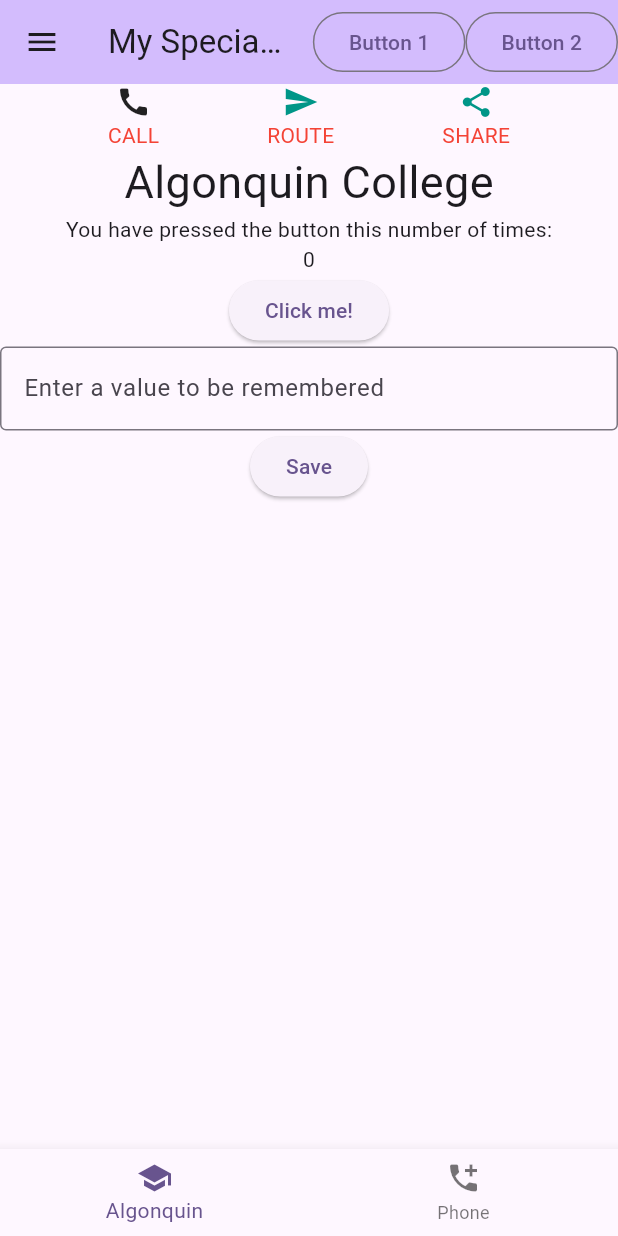
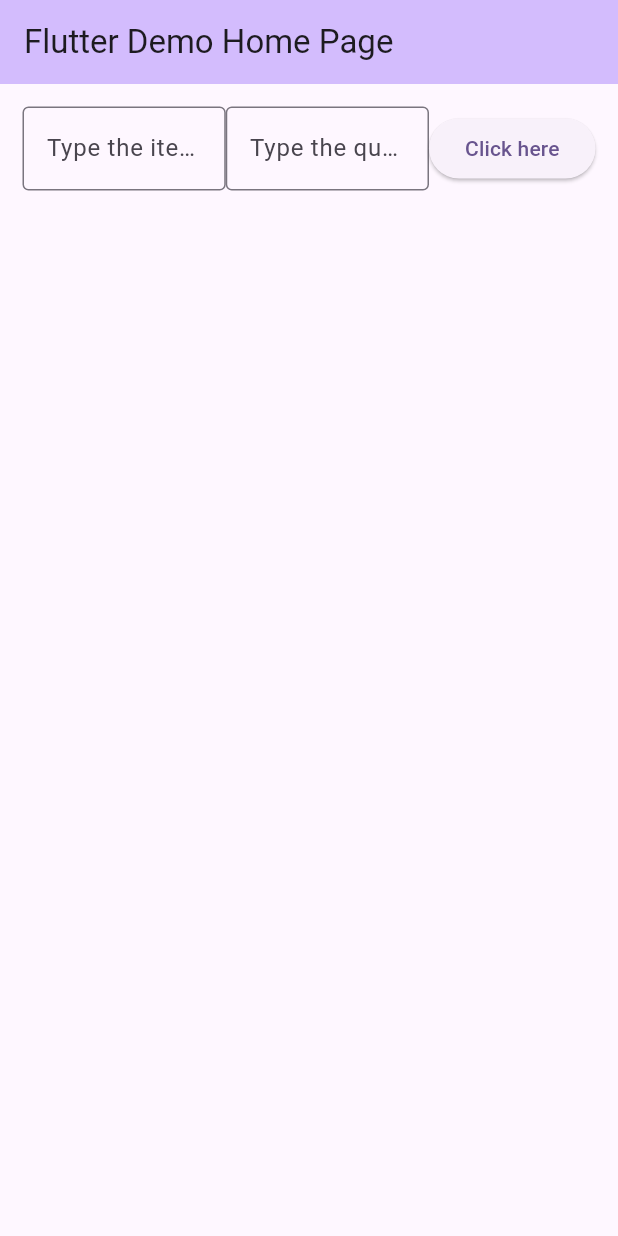
Before and after one commit to Alex-1909-DN/lab8, a Flutter app: the screen it shows after launch, on a phone screen of 412 x 824 dp. Run offline on Flutter 3.47's test engine with Material 3 defaults, Android fonts, the phone set to English and light mode, and no system bars.

Commit message:
Revert "first"
This reverts commit a145cd2e0edb015a20669e10748355e7aca6f21e.

```diff
--- a/lib/data_repo.dart
+++ /dev/null
@@ -1,4 +0,0 @@
-class DataRepository {
-  static String loginName = "Guest";
-  static int age = 18;
-}
--- a/lib/main.dart
+++ b/lib/main.dart
@@ -1,30 +1,23 @@
-import 'package:encrypted_shared_preferences/encrypted_shared_preferences.dart';
 import 'package:flutter/material.dart';
-import 'package:lab1/data_repo.dart';
-import 'package:lab1/second_page.dart';
-import 'package:shared_preferences/shared_preferences.dart';
-import 'package:url_launcher/url_launcher.dart';
 
-void main() {
+Future<void> main() async {
   runApp(const MyApp());
 }
 
 class MyApp extends StatelessWidget {
   const MyApp({super.key});
 
+  // This widget is the root of your application.
   @override
   Widget build(BuildContext context) {
     return MaterialApp(
-        debugShowCheckedModeBanner: false,
       title: 'Flutter Demo',
       theme: ThemeData(
         colorScheme: ColorScheme.fromSeed(seedColor: Colors.deepPurple),
         useMaterial3: true,
       ),
-        home: const MyHomePage(title: 'My Special App'),
-        routes: {
-          '/second': (context) => SecondPage(),
-        });
+      home: const MyHomePage(title: 'Flutter Demo Home Page'),
+    );
   }
 }
 
@@ -38,176 +31,118 @@ class MyHomePage extends StatefulWidget {
 }
 
 class _MyHomePageState extends State<MyHomePage> {
-  int _counter = 0;
-  int numCounter = 0;
-  var isChecked = false;
-  final TextEditingController _num1 = TextEditingController();
-  // final TextEditingController _num2 = TextEditingController();
+  final TextEditingController _item = TextEditingController();
+  final TextEditingController _quantity = TextEditingController();
+  final List<String> _itemList = [];
+  final List<String> _quantityList = [];
 
-  @override
-  void initState() {
-    super.initState();
-    _loadCounter();
-    loadData();
+  void _addItem() {
+    if (_item.text.isNotEmpty && _quantity.text.isNotEmpty) {
+      setState(() {
+        _itemList.add(_item.text);
+        _quantityList.add(_quantity.text);
+      });
+      _item.clear();
+      _quantity.clear();
+    }
   }
 
-  /// Load the initial counter value from persistent storage on start,
-  /// or fallback to 0 if it doesn't exist.
-  Future<void> _loadCounter() async {
-    final prefs = await SharedPreferences.getInstance();
+  void _removeItem(int index) {
+    showDialog(
+      context: context,
+      builder: (context) => AlertDialog(
+        title: const Text('Remove Item?'),
+        content: const Text('Do you want to remove this item?'),
+        actions: [
+          TextButton(
+            onPressed: () {
+              Navigator.pop(context);
+            },
+            child: const Text('No'),
+          ),
+          TextButton(
+            onPressed: () {
               setState(() {
-      _counter = prefs.getInt('counter') ?? 0;
+                _itemList.removeAt(index);
+                _quantityList.removeAt(index);
               });
-  }
-
-  void loadData() {
-    EncryptedSharedPreferences esp = EncryptedSharedPreferences();
-    esp.getString('mydata').then((String value) {
-      setState(() {
-        _num1.text = value;
-      });
-
-      /// Prints Hello, World!
-    });
-  }
-
-  /// After a click, increment the counter state and
-  /// asynchronously save it to persistent storage.
-  Future<void> _incrementCounter() async {
-    final prefs = await SharedPreferences.getInstance();
-    setState(() {
-      _counter = (prefs.getInt('counter') ?? 0) + 1;
-      prefs.setInt('counter', _counter);
-    });
-  }
-
-  // void _incrementCounter() {
-  //   setState(() {
-  //     _counter++;
-  //   });
-  // }
-
-  Widget ListPage() {
-    return Column();
+              Navigator.pop(context);
+            },
+            child: const Text('Yes'),
+          )
+        ],
+      ),
+    );
   }
 
   @override
   Widget build(BuildContext context) {
     return Scaffold(
-      drawer: Drawer(
-        child: Text("This is the drawer section!"),
-      ),
       appBar: AppBar(
-        actions: [
-          OutlinedButton(
-              onPressed: () {
-                Navigator.pushNamed(context, '/second');
-              },
-              child: Text("Button 1")),
-          OutlinedButton(
-              onPressed: () {
-                Navigator.pushNamed(context, '/third');
-              },
-              child: Text("Button 2"))
-        ],
+        // TRY THIS: Try changing the color here to a specific color (to
+        // Colors.amber, perhaps?) and trigger a hot reload to see the AppBar
+        // change color while the other colors stay the same.
         backgroundColor: Theme.of(context).colorScheme.inversePrimary,
+        // Here we take the value from the MyHomePage object that was created by
+        // the App.build method, and use it to set our appbar title.
         title: Text(widget.title),
       ),
       body: Center(
-        child: Column(children: [
-          Row(
-            mainAxisAlignment: MainAxisAlignment.spaceEvenly,
+        child: Column(
+          crossAxisAlignment: CrossAxisAlignment.center,
+          children: <Widget>[
+            Padding(
+              padding: const EdgeInsets.symmetric(horizontal: 15, vertical: 15),
+              child: Row(
+                mainAxisAlignment: MainAxisAlignment.spaceAround,
                 children: [
-              Column(
-                children: [
-                  const Icon(Icons.call),
-                  Text(
-                    "Call".toUpperCase(),
-                    style: const TextStyle(color: Colors.red),
-                  )
+                  Expanded(
+                    child: TextField(
+                      controller: _item,
+                      decoration: const InputDecoration(
+                          hintText: "Type the item here",
+                          border: OutlineInputBorder()),
+                    ),
+                  ),
+                  Expanded(
+                    child: TextField(
+                      controller: _quantity,
+                      decoration: const InputDecoration(
+                        hintText: "Type the quantity here",
+                        border: OutlineInputBorder(),
+                      ),
+                      keyboardType: TextInputType.number,
+                    ),
+                  ),
+                  ElevatedButton(
+                    onPressed: _addItem,
+                    child: const Text('Click here'),
+                  ),
                 ],
               ),
-              Column(
+            ),
+            Expanded(
+              child: _itemList.isEmpty
+                  ? const Center(child: Text(' '))
+                  : ListView.builder(
+                      itemCount: _itemList.length,
+                      itemBuilder: (context, index) {
+                        return GestureDetector(
+                          child: Row(
+                            mainAxisAlignment: MainAxisAlignment.spaceAround,
                             children: [
-                  const Icon(
-                    Icons.send,
-                    color: Colors.teal,
+                              Text(
+                                '${index + 1}: ${_itemList[index]} quantity: ${_quantityList[index]}',
                               ),
-                  Text(
-                    "Route".toUpperCase(),
-                    style: const TextStyle(color: Colors.red),
-                  )
                             ],
                           ),
-              Column(
-                children: [
-                  const Icon(
-                    Icons.share,
-                    color: Colors.teal,
+                          onLongPress: () => _removeItem(index),
+                        );
+                      },
                     ),
-                  Text("Share".toUpperCase(),
-                      style: const TextStyle(color: Colors.red))
-                ],
-              )
+            ),
           ],
         ),
-          Stack(
-            alignment: AlignmentDirectional.bottomCenter,
-            children: [
-              Text(
-                "Algonquin College",
-                style: TextStyle(fontSize: 30.0),
-              )
-            ],
-          ),
-          Text("You have pressed the button this number of times:"),
-          Text("$_counter"),
-          ElevatedButton(
-              onPressed: _incrementCounter, child: Text("Click me!")),
-          TextField(
-            controller: _num1,
-            decoration: InputDecoration(
-                hintText: "Enter a value to be remembered",
-                border: OutlineInputBorder()),
-          ),
-          ElevatedButton(
-              onPressed: () {
-                EncryptedSharedPreferences esp = EncryptedSharedPreferences();
-                esp.setString('mydata', _num1.value.text).then((bool success) {
-                  if (success) {
-                    print('success');
-                  } else {
-                    print('fail');
-                  }
-                });
-
-                DataRepository.loginName = _num1.value.text;
-                Navigator.pushNamed(context, '/second');
-              },
-              child: Text("Save"))
-        ]),
-      ),
-      bottomNavigationBar: BottomNavigationBar(
-        items: [
-          BottomNavigationBarItem(icon: Icon(Icons.school), label: "Algonquin"),
-          BottomNavigationBarItem(icon: Icon(Icons.add_call), label: "Phone")
-        ],
-        onTap: (btnIndex) {
-          if (btnIndex == 0) {
-            const snackBar = SnackBar(
-              content: Text("Algonquin College button clicked!"),
-            );
-            ScaffoldMessenger.of(context).showSnackBar(snackBar);
-            launchUrl(Uri.parse("https://www.algonquincollege.com"));
-            // print("Camera button clicked");
-          } else {
-            const snackBar = SnackBar(
-              content: Text("Phone button was clicked!"),
-            );
-            ScaffoldMessenger.of(context).showSnackBar(snackBar);
-            // print("Phone button was clicked");
-          }
-        },
       ),
     );
   }
--- a/pubspec.yaml
+++ b/pubspec.yaml
@@ -30,7 +30,6 @@ environment:
 dependencies:
   flutter:
     sdk: flutter
-  floor: ^1.5.0
 
   # The following adds the Cupertino Icons font to your application.
   # Use with the CupertinoIcons class for iOS style icons.
@@ -42,8 +41,6 @@ dependencies:
 dev_dependencies:
   flutter_test:
     sdk: flutter
-  floor_generator: ^1.5.0
-  build_runner: ^2.4.13
 
   # The "flutter_lints" package below contains a set of recommended lints to
   # encourage good coding practices. The lint set provided by the package is
```
Also changed, not shown: lib/database.dart (deleted, +0 -11 lines), lib/second_page.dart (deleted, +0 -125 lines), lib/todo_dao.dart (deleted, +0 -13 lines), lib/todo_item.dart (deleted, +0 -16 lines), lib/database.g.dart (deleted), pubspec.lock, 1 other file. Lines whose indentation alone changed are shown as unchanged.
